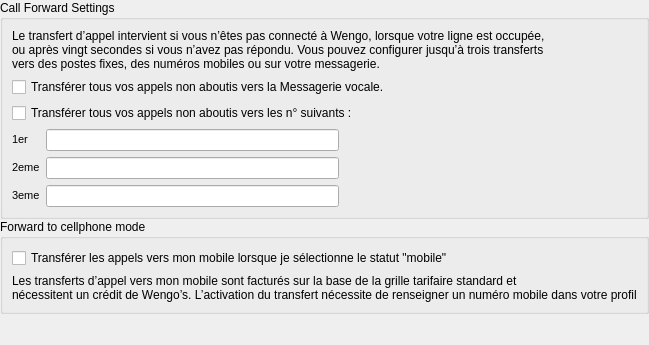
Old version of the form wengophone/src/presentation/qt/config/CallForwardSettings.ui in the repository tkrotoff/WengoPhone.
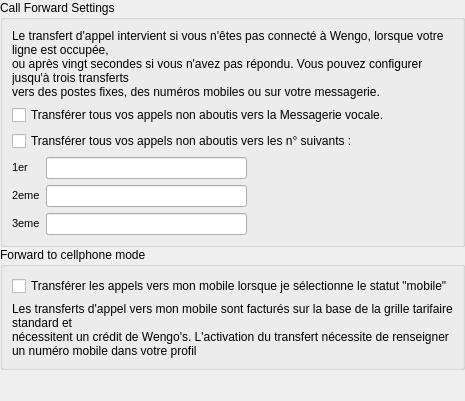
New version of the form.

Commit message: More work on configuration panels

The edit to the form file:
```diff
--- a/wengophone/src/presentation/qt/config/CallForwardSettings.ui
+++ b/wengophone/src/presentation/qt/config/CallForwardSettings.ui
@@ -8,8 +8,8 @@
    <rect>
     <x>0</x>
     <y>0</y>
-    <width>577</width>
-    <height>345</height>
+    <width>414</width>
+    <height>401</height>
    </rect>
   </property>
   <layout class="QGridLayout" >
@@ -34,8 +34,11 @@
       <item row="1" column="0" >
        <widget class="QLabel" name="label" >
         <property name="text" >
-         <string>Les transferts d’appel vers mon mobile sont facturés sur la base de la grille tarifaire standard et 
-nécessitent un crédit de Wengo’s. L’activation du transfert nécessite de renseigner un numéro mobile dans votre profil</string>
+         <string>Les transferts d'appel vers mon mobile sont facturés sur la base de la grille tarifaire standard et 
+nécessitent un crédit de Wengo's. L'activation du transfert nécessite de renseigner un numéro mobile dans votre profil</string>
+        </property>
+        <property name="wordWrap" >
+         <bool>true</bool>
         </property>
        </widget>
       </item>
@@ -64,9 +67,12 @@
       <item row="0" column="0" colspan="2" >
        <widget class="QLabel" name="label" >
         <property name="text" >
-         <string>Le transfert d’appel intervient si vous n’êtes pas connecté à Wengo, lorsque votre ligne est occupée, 
-ou après vingt secondes si vous n’avez pas répondu. Vous pouvez configurer jusqu’à trois transferts 
-vers des postes fixes, des numéros mobiles ou sur votre messagerie. </string>
+         <string>Le transfert d'appel intervient si vous n'êtes pas connecté à Wengo, lorsque votre ligne est occupée, 
+ou après vingt secondes si vous n'avez pas répondu. Vous pouvez configurer jusqu'à trois transferts 
+vers des postes fixes, des numéros mobiles ou sur votre messagerie.</string>
+        </property>
+        <property name="wordWrap" >
+         <bool>true</bool>
         </property>
        </widget>
       </item>
```
The commit also changes 7 other files.
